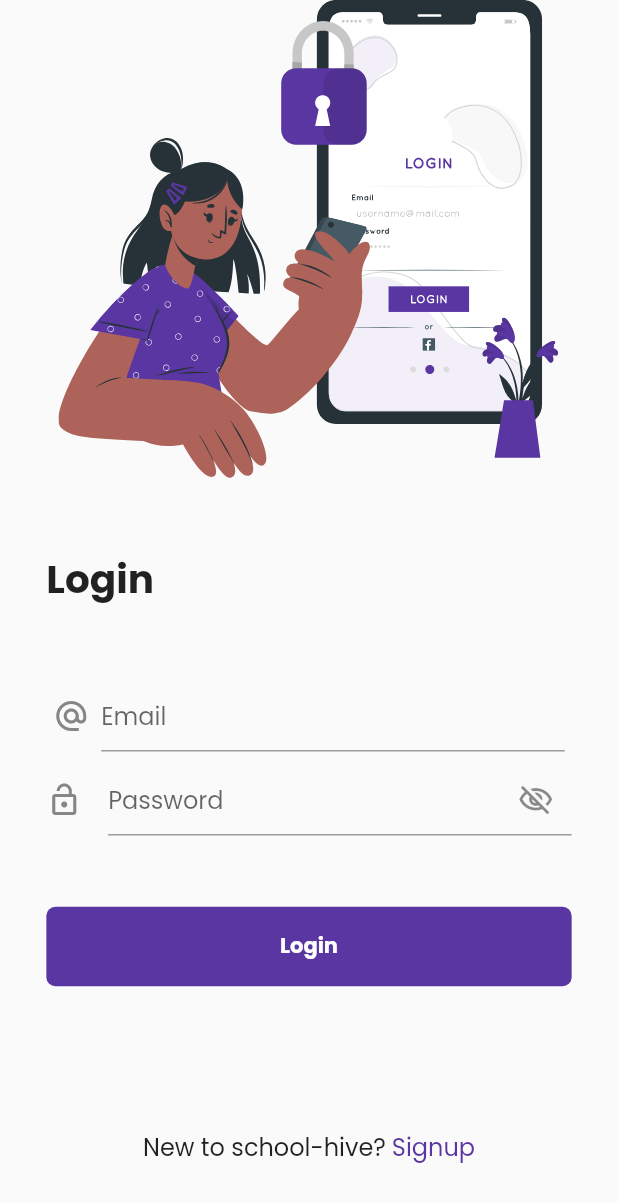
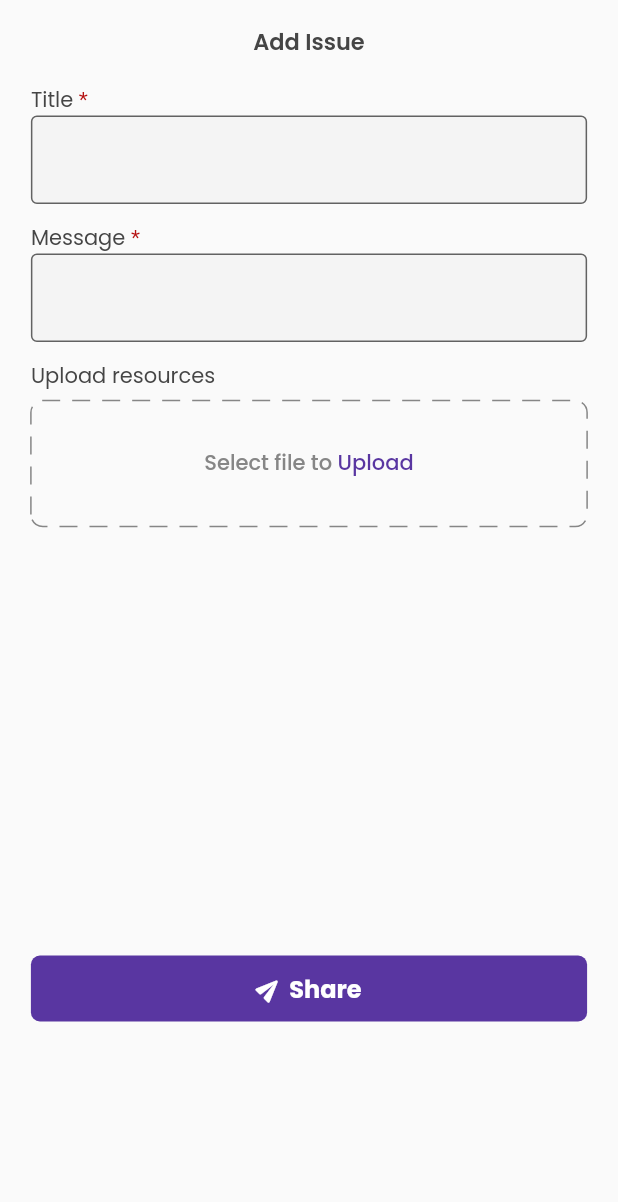
Before and after one commit to Eyob14/A2SV_Hackathon, a Flutter app: the screen it shows after launch, on a phone screen of 412 x 824 dp. Shown: the top 1202 px of the screen. Run offline on Flutter 3.47's test engine with Material 2 defaults, Android fonts, the phone set to English and light mode, and no system bars; drawn by our look-alikes of dotted_border; our stand-ins replace bloc, dartz, equatable, file_picker, flutter_bloc, flutter_secure_storage and 4 more; project files that could hold a hidden picture were left out.

Commit message:
add_issue

```diff
--- a/school_hive/lib/core/presentation/routes/router_config.dart
+++ b/school_hive/lib/core/presentation/routes/router_config.dart
@@ -3,6 +3,7 @@ import 'dart:async';
 import 'package:flutter/material.dart';
 import 'package:go_router/go_router.dart';
 import 'package:school_hive/features/authentication/presentation/pages/complete_profile.dart';
+import 'package:school_hive/features/issue/add_issue.dart';
 
 import '../../../features/authentication/data/datasources/authentication_local_data_source.dart';
 import '../../../features/authentication/presentation/pages/login_page.dart';
@@ -52,7 +53,7 @@ class AppRouter extends StatelessWidget {
     _router = GoRouter(
       // refreshListenable: authListenable,
       redirect: ((context, state) => redirector(state)),
-      initialLocation: AppRoutes.loginPage,
+      initialLocation: AppRoutes.addIssuePage,
       routes: <GoRoute>[
         GoRoute(
           path: AppRoutes.loginPage,
@@ -84,6 +85,11 @@ class AppRouter extends StatelessWidget {
           builder: (BuildContext context, GoRouterState state) =>
               const DetailsPage(),
         ),
+        GoRoute(
+          path: AppRoutes.addIssuePage,
+          builder: (BuildContext context, GoRouterState state) =>
+              const AddIssue(),
+        ),
       ],
     );
   }
--- a/school_hive/lib/core/utils/app_colors.dart
+++ b/school_hive/lib/core/utils/app_colors.dart
@@ -6,3 +6,5 @@ const greyPrimary = Color(0xFF868686);
 const greySecondary = Color(0xFF8C8C8C);
 const lightBluePrimary = Color(0xFFF1F3FC);
 const darkGreyPrimary = Color(0xFF454545);
+const backgroundTextField = Color(0xFFF4F4F4);
+const asteriskRedColor = Color(0xFFB51111);
--- a/school_hive/lib/core/utils/image_urls.dart
+++ b/school_hive/lib/core/utils/image_urls.dart
@@ -4,3 +4,6 @@ const String noResults = 'assets/images/no_results.png';
 const login = 'assets/images/login.svg';
 const signup = 'assets/images/signup.svg';
 const graduation = 'assets/images/graduation.png';
+const asterisk = 'assets/images/asterisk.png';
+const fileDoc = 'assets/images/file_doc.png';
+const options = 'assets/images/options.png';
--- a/school_hive/lib/features/authentication/data/datasources/authentication_remote_data_source.dart
+++ b/school_hive/lib/features/authentication/data/datasources/authentication_remote_data_source.dart
@@ -21,7 +21,7 @@ class AuthenticationRemoteDataSourceImpl
     required this.client,
   });
 
-  final baseUrl = 'https://temari-net-backend.vercel.app/api/v1';
+  final baseUrl = 'https://school-hive-net.onrender.com/api/v1';
 
   @override
   Future<UserAuthCredentialModel> login({
--- /dev/null
+++ b/school_hive/lib/features/issue/add_issue.dart
@@ -0,0 +1,228 @@
+import 'dart:math' as math;
+import 'package:dotted_border/dotted_border.dart';
+import 'package:file_picker/file_picker.dart';
+import 'package:flutter/material.dart';
+import 'package:responsive_sizer/responsive_sizer.dart';
+import 'package:school_hive/core/utils/app_colors.dart';
+import 'package:school_hive/features/issue/widgets/file_item.dart';
+
+class AddIssue extends StatefulWidget {
+  const AddIssue({super.key});
+
+  @override
+  State<AddIssue> createState() => _AddIssueState();
+}
+
+class _AddIssueState extends State<AddIssue> {
+  final _titleController = TextEditingController();
+  final _messageController = TextEditingController();
+
+  List<PlatformFile> files = [];
+
+  void pickFile() async {
+    FilePickerResult? result =
+        await FilePicker.platform.pickFiles(allowMultiple: true);
+    if (result != null) {
+      setState(() {
+        files.addAll(result.files);
+      });
+    }
+  }
+
+  @override
+  Widget build(BuildContext context) {
+    return Scaffold(
+      appBar: AppBar(
+        backgroundColor: Colors.transparent,
+        primary: false,
+        elevation: 0,
+        centerTitle: true,
+        title: const Text(
+          'Add Issue',
+          style: TextStyle(
+            fontFamily: 'Poppins',
+            fontWeight: FontWeight.w600,
+            fontSize: 15,
+            color: darkGreyPrimary,
+          ),
+        ),
+      ),
+      body: Center(
+        child: SizedBox(
+          width: 90.w,
+          child: Column(
+            crossAxisAlignment: CrossAxisAlignment.start,
+            children: [
+              RichText(
+                text: const TextSpan(
+                  text: 'Title ',
+                  style: TextStyle(
+                    fontFamily: 'Poppins',
+                    color: darkGreyPrimary,
+                    fontWeight: FontWeight.w400,
+                  ),
+                  children: [
+                    TextSpan(
+                      text: '*',
+                      style: TextStyle(
+                        color: asteriskRedColor,
+                      ),
+                    ),
+                  ],
+                ),
+              ),
+              SizedBox(
+                width: 90.w,
+                child: TextField(
+                  controller: _titleController,
+                  decoration: const InputDecoration(
+                    border: OutlineInputBorder(),
+                    fillColor: backgroundTextField,
+                    filled: true,
+                  ),
+                ),
+              ),
+              const SizedBox(height: 12),
+              RichText(
+                text: const TextSpan(
+                  text: 'Message ',
+                  style: TextStyle(
+                    fontFamily: 'Poppins',
+                    color: darkGreyPrimary,
+                    fontWeight: FontWeight.w400,
+                  ),
+                  children: [
+                    TextSpan(
+                      text: '*',
+                      style: TextStyle(
+                        color: asteriskRedColor,
+                      ),
+                    ),
+                  ],
+                ),
+              ),
+              SizedBox(
+                width: 90.w,
+                child: TextField(
+                  controller: _messageController,
+                  keyboardType: TextInputType.multiline,
+                  maxLines: null,
+                  decoration: const InputDecoration(
+                    border: OutlineInputBorder(),
+                    fillColor: backgroundTextField,
+                    filled: true,
+                  ),
+                ),
+              ),
+              const SizedBox(height: 12),
+              RichText(
+                text: const TextSpan(
+                  text: 'Upload resources',
+                  style: TextStyle(
+                    fontFamily: 'Poppins',
+                    color: darkGreyPrimary,
+                    fontWeight: FontWeight.w400,
+                  ),
+                ),
+              ),
+              const SizedBox(height: 6),
+              InkWell(
+                onTap: () {
+                  pickFile();
+                },
+                child: DottedBorder(
+                  dashPattern: const [12, 8],
+                  color: greyPrimary,
+                  borderType: BorderType.RRect,
+                  radius: const Radius.circular(8),
+                  padding: const EdgeInsets.all(6),
+                  child: ClipRRect(
+                    borderRadius: BorderRadius.circular(8),
+                    child: SizedBox(
+                      height: 72,
+                      width: 360,
+                      child: Center(
+                        child: RichText(
+                          text: const TextSpan(
+                            text: 'Select file to ',
+                            style: TextStyle(
+                              fontFamily: 'Poppins',
+                              color: greyPrimary,
+                              fontWeight: FontWeight.w500,
+                            ),
+                            children: [
+                              TextSpan(
+                                text: 'Upload',
+                                style: TextStyle(
+                                  fontFamily: 'Poppins',
+                                  color: purplePrimary,
+                                  fontWeight: FontWeight.w500,
+                                ),
+                              ),
+                            ],
+                          ),
+                        ),
+                      ),
+                    ),
+                  ),
+                ),
+              ),
+              const Spacer(),
+              if (files.isNotEmpty)
+                SizedBox(
+                  width: double.infinity,
+                  height: 30.h,
+                  child: ListView.separated(
+                    separatorBuilder: (context, index) =>
+                        const SizedBox(height: 8),
+                    itemCount: files.length,
+                    itemBuilder: (BuildContext context, int index) {
+                      return FileItem(
+                        fileName: files[index].name,
+                        fileSize: files[index].size,
+                      );
+                    },
+                  ),
+                ),
+              const Spacer(),
+              InkWell(
+                child: Container(
+                  padding: const EdgeInsets.all(10),
+                  width: 90.w,
+                  decoration: BoxDecoration(
+                    color: purplePrimary,
+                    borderRadius: BorderRadius.circular(6),
+                  ),
+                  child: Row(
+                    mainAxisAlignment: MainAxisAlignment.center,
+                    children: [
+                      Transform.rotate(
+                        angle: -math.pi / 4,
+                        child: const Icon(
+                          Icons.send_rounded,
+                          color: whitePrimary,
+                          size: 18,
+                        ),
+                      ),
+                      const SizedBox(width: 4),
+                      const Text(
+                        'Share',
+                        style: TextStyle(
+                          fontFamily: 'Poppins',
+                          color: whitePrimary,
+                          fontWeight: FontWeight.w700,
+                          fontSize: 16,
+                        ),
+                      ),
+                    ],
+                  ),
+                ),
+              ),
+              const Spacer(),
+            ],
+          ),
+        ),
+      ),
+    );
+  }
+}
--- a/school_hive/pubspec.yaml
+++ b/school_hive/pubspec.yaml
@@ -24,6 +24,8 @@ dependencies:
   google_fonts: ^4.0.3
   get_it: ^7.2.0
   flutter_svg: ^2.0.5
+  file_picker: ^5.2.9
+  dotted_border: ^2.0.0+3
 
 dev_dependencies:
   flutter_test:
```
Also changed, not shown: school_hive/lib/features/issue/widgets/file_item.dart (added, +73 -0 lines), school_hive/assets/images/asterisk.png (added), school_hive/assets/images/file_doc.png (added), school_hive/assets/images/options.png (added), school_hive/pubspec.lock.
